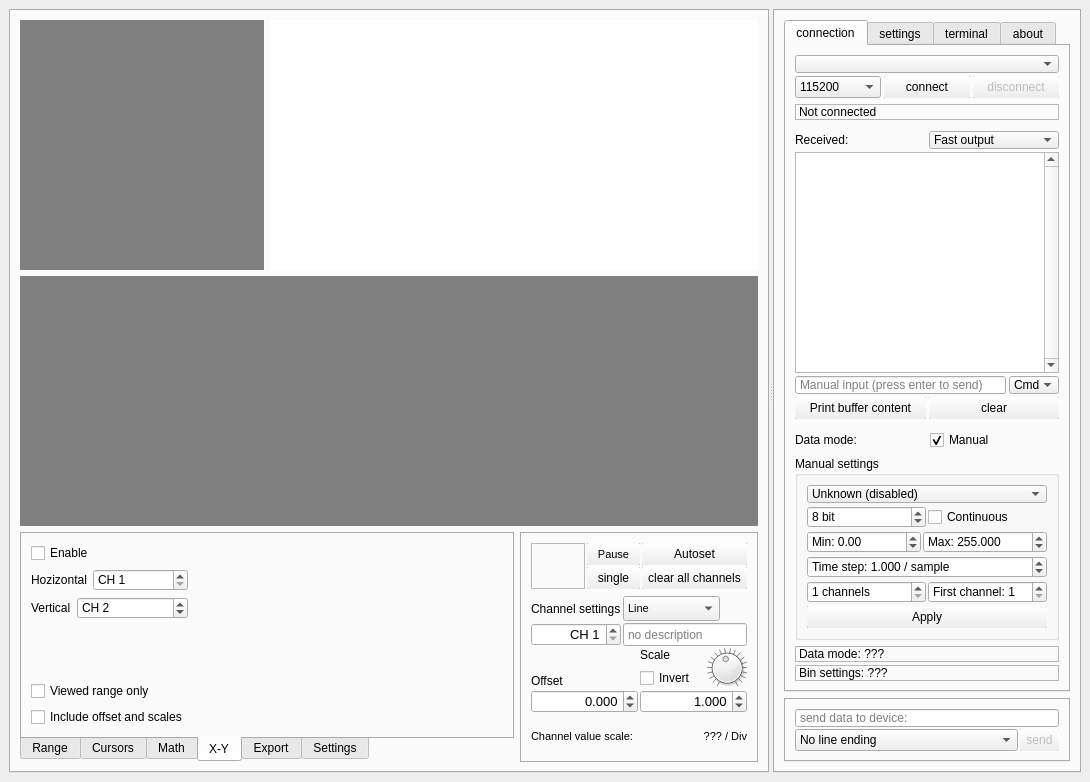
First picture: the form in mainwindow.ui, repository jirimaier/DataPlotter, before the edit.
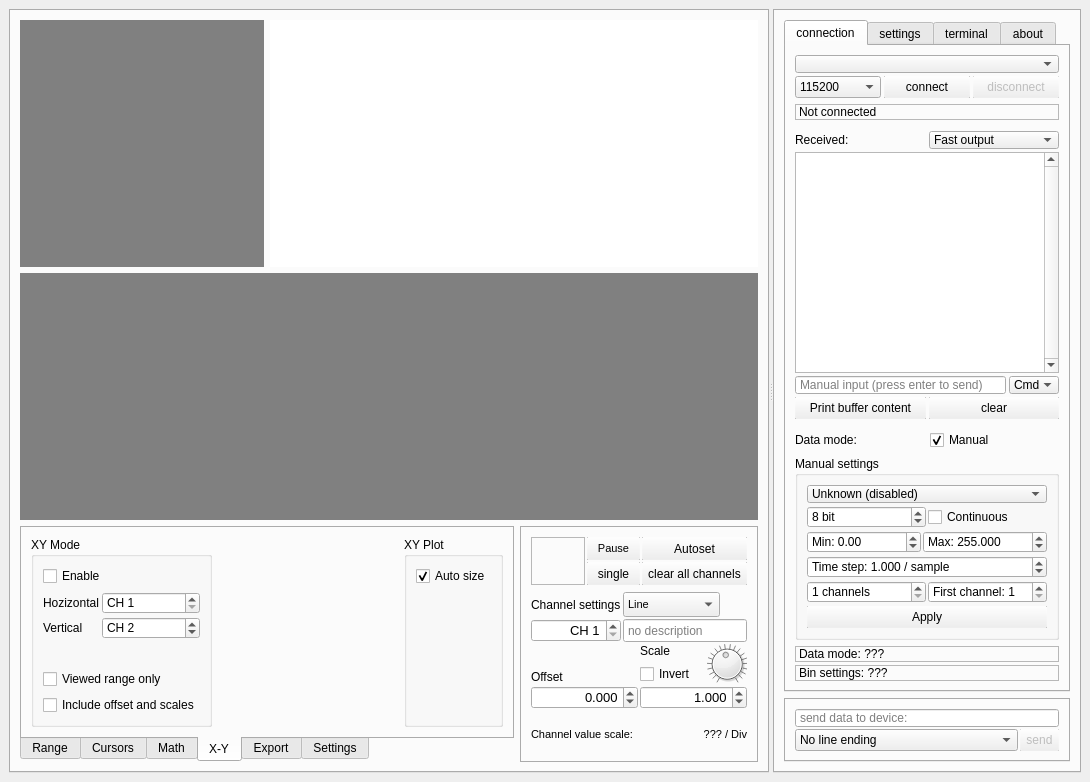
Second picture: the form after the edit. The open tabs and pages were chosen to show the change. Icons and pictures are not drawn. Custom widgets are drawn as their Qt base class.

The edit to the form file:
```diff
--- a/mainwindow.ui
+++ b/mainwindow.ui
@@ -34,7 +34,7 @@
 }</string>
   </property>
   <widget class="QWidget" name="centralwidget">
-   <layout class="QHBoxLayout" name="horizontalLayout_17">
+   <layout class="QVBoxLayout" name="verticalLayout_35">
     <item>
      <widget class="QSplitter" name="splitter">
       <property name="orientation">
@@ -1681,29 +1681,49 @@
               <attribute name="title">
                <string>X-Y</string>
               </attribute>
-              <layout class="QHBoxLayout" name="horizontalLayout_39">
+              <layout class="QHBoxLayout" name="horizontalLayout_39" stretch="0,1,0">
                <item>
-                <layout class="QVBoxLayout" name="verticalLayout_35">
+                <widget class="QGroupBox" name="groupBox_15">
+                 <property name="title">
+                  <string>XY Mode</string>
+                 </property>
+                 <layout class="QVBoxLayout" name="verticalLayout_38">
                  <item>
                   <widget class="QCheckBox" name="checkBoxXY">
+                    <property name="sizePolicy">
+                     <sizepolicy hsizetype="Preferred" vsizetype="Preferred">
+                      <horstretch>0</horstretch>
+                      <verstretch>0</verstretch>
+                     </sizepolicy>
+                    </property>
                    <property name="text">
                     <string>Enable</string>
                    </property>
                   </widget>
                  </item>
                  <item>
-                  <layout class="QHBoxLayout" name="horizontalLayout_38">
-                   <item>
+                   <layout class="QGridLayout" name="gridLayout_3">
+                    <property name="spacing">
+                     <number>3</number>
+                    </property>
+                    <item row="1" column="0">
+                     <widget class="QLabel" name="label_15">
+                      <property name="text">
+                       <string>Vertical</string>
+                      </property>
+                     </widget>
+                    </item>
+                    <item row="0" column="0">
                     <widget class="QLabel" name="label_13">
                      <property name="text">
                       <string>Hozizontal</string>
                      </property>
                     </widget>
                    </item>
-                   <item>
+                    <item row="0" column="1">
                     <widget class="QSpinBox" name="spinBoxXYFirst">
                      <property name="sizePolicy">
-                      <sizepolicy hsizetype="Minimum" vsizetype="Fixed">
+                       <sizepolicy hsizetype="Preferred" vsizetype="Preferred">
                        <horstretch>1</horstretch>
                        <verstretch>0</verstretch>
                       </sizepolicy>
@@ -1719,21 +1739,10 @@
                      </property>
                     </widget>
                    </item>
-                  </layout>
-                 </item>
-                 <item>
-                  <layout class="QHBoxLayout" name="horizontalLayout_25">
-                   <item>
-                    <widget class="QLabel" name="label_15">
-                     <property name="text">
-                      <string>Vertical</string>
-                     </property>
-                    </widget>
-                   </item>
-                   <item>
+                    <item row="1" column="1">
                     <widget class="QSpinBox" name="spinBoxXYSecond">
                      <property name="sizePolicy">
-                      <sizepolicy hsizetype="Minimum" vsizetype="Fixed">
+                       <sizepolicy hsizetype="Preferred" vsizetype="Preferred">
                        <horstretch>1</horstretch>
                        <verstretch>0</verstretch>
                       </sizepolicy>
@@ -1761,8 +1770,8 @@
                    </property>
                    <property name="sizeHint" stdset="0">
                     <size>
-                     <width>20</width>
-                     <height>18</height>
+                      <width>98</width>
+                      <height>22</height>
                     </size>
                    </property>
                   </spacer>
@@ -1782,6 +1791,7 @@
                   </widget>
                  </item>
                 </layout>
+                </widget>
                </item>
                <item>
                 <spacer name="horizontalSpacer_7">
@@ -1796,6 +1806,38 @@
                  </property>
                 </spacer>
                </item>
+               <item>
+                <widget class="QGroupBox" name="groupBox_14">
+                 <property name="title">
+                  <string>XY Plot</string>
+                 </property>
+                 <layout class="QVBoxLayout" name="verticalLayout_39">
+                  <item>
+                   <widget class="QCheckBox" name="checkBoxXYAutoSize">
+                    <property name="text">
+                     <string>Auto size</string>
+                    </property>
+                    <property name="checked">
+                     <bool>true</bool>
+                    </property>
+                   </widget>
+                  </item>
+                  <item>
+                   <spacer name="verticalSpacer_15">
+                    <property name="orientation">
+                     <enum>Qt::Vertical</enum>
+                    </property>
+                    <property name="sizeHint" stdset="0">
+                     <size>
+                      <width>20</width>
+                      <height>40</height>
+                     </size>
+                    </property>
+                   </spacer>
+                  </item>
+                 </layout>
+                </widget>
+               </item>
               </layout>
              </widget>
              <widget class="QWidget" name="tab_11">
```
Left out of the diff: 19 changed lines with no effect on the pictures. Lines whose indentation alone changed are shown as unchanged.
